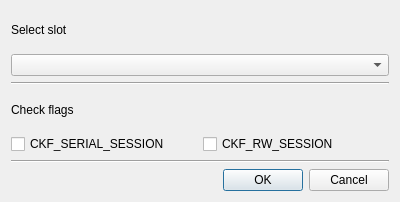
This is HsmMan/open_session_dlg.ui in jykim74/CryptokiMan as Qt 5 draws it before an edit. The edited form follows.
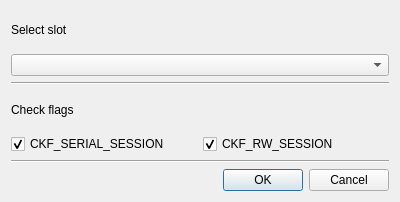
This is the edited form.

```diff
--- a/HsmMan/open_session_dlg.ui
+++ b/HsmMan/open_session_dlg.ui
@@ -49,6 +49,9 @@
        <property name="text">
         <string>CKF_SERIAL_SESSION</string>
        </property>
+       <property name="checked">
+        <bool>true</bool>
+       </property>
       </widget>
      </item>
      <item>
@@ -56,6 +59,9 @@
        <property name="text">
         <string>CKF_RW_SESSION</string>
        </property>
+       <property name="checked">
+        <bool>true</bool>
+       </property>
       </widget>
      </item>
     </layout>
```
